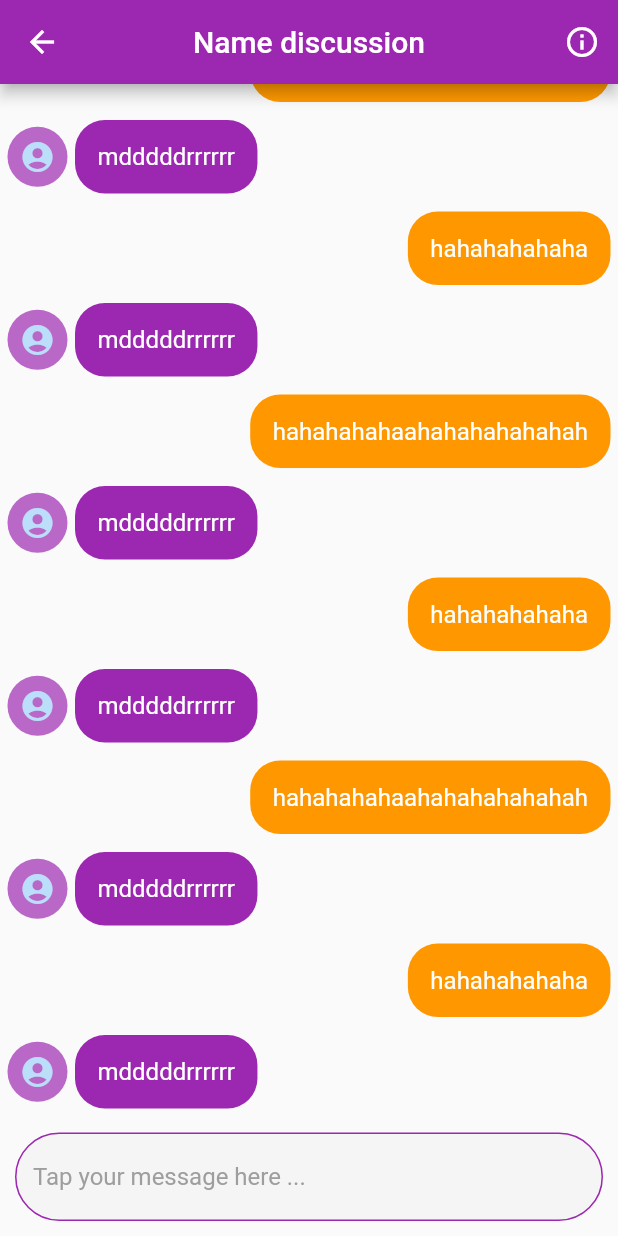
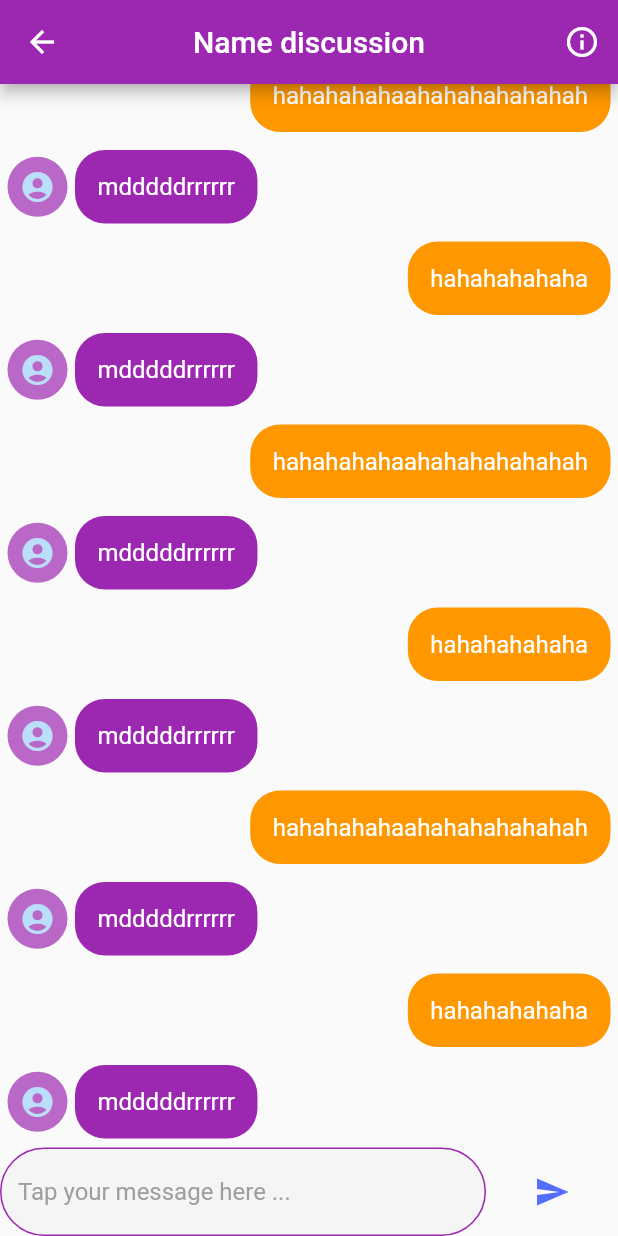
Before and after one commit to ZakariaKermouche/Jiwar, a Flutter app: the DiscussionPage screen opened by its route, on a phone screen of 412 x 824 dp. Run offline on Flutter 3.47's test engine with Material 2 defaults, Android fonts, the phone set to English and light mode, and no system bars; our stand-ins replace cloud_firestore, firebase_auth, firebase_core, firebase_storage, geolocator, google_maps_flutter and 2 more; accounts and stored records are empty.

Commit message:
Chat sender bar

```diff
--- a/lib/model/ChatUser.dart
+++ b/lib/model/ChatUser.dart
@@ -2,6 +2,7 @@ import 'package:flutter/cupertino.dart';
 import 'package:flutter/material.dart';
 
 class ChatUser {
+  //name of the room
   final String senderID;
   final String message;
   ChatUser({this.senderID, this.message});
--- a/lib/screens/discussion.dart
+++ b/lib/screens/discussion.dart
@@ -1,4 +1,5 @@
 import 'package:dir_khir/model/ChatUser.dart';
+import 'package:firebase_auth/firebase_auth.dart';
 import 'package:flutter/material.dart';
 
 class DiscussionPage extends StatefulWidget {
@@ -9,9 +10,13 @@ class DiscussionPage extends StatefulWidget {
 
 class _DiscussionPageState extends State<DiscussionPage> {
   //discussionModel disc = discussionModel.listMessages.elementAt(0);
-  String userOn = "1";
+  String userOn = "1";//logeduser
   List<ChatUser> messages = ChatUser.listMessages.reversed.toList();
-
+  ///Backend
+  final _auth = FirebaseAuth.instance;
+  FirebaseUser loggedInUser;
+  String messageText;
+  ///End Backend
   @override
   Widget build(BuildContext context) {
     return SafeArea(
@@ -26,7 +31,9 @@ class _DiscussionPageState extends State<DiscussionPage> {
           actions: <Widget>[
             IconButton(
               icon: Icon(Icons.info_outline),
-              onPressed: () => {},
+              onPressed: () => {
+                //Information of the discussion
+              },
             )
           ],
           backgroundColor: Colors.purple,
@@ -73,8 +80,9 @@ class _DiscussionPageState extends State<DiscussionPage> {
                 },
               ),
             ),
-            Padding(
-              padding: EdgeInsets.all(10),
+            Row(
+              children: <Widget>[
+                Expanded(
                   child: TextField(
                     decoration: InputDecoration(
                       hintText: "Tap your message here ...",
@@ -88,7 +96,16 @@ class _DiscussionPageState extends State<DiscussionPage> {
                         borderSide: BorderSide(color: Colors.purple),
                       ),
                     ),
+                    onChanged: (value){
+                      messageText = value;
+                    },
                   ),
+                ),
+                FlatButton(onPressed: (){
+
+                },
+                    child: Icon(Icons.send, color: Colors.indigoAccent,) )
+              ],
             ),
           ],
         ),
--- a/lib/screens/map.dart
+++ b/lib/screens/map.dart
@@ -172,8 +172,8 @@ class _MyMapState extends State<MyMap> {
                 12), //CameraPosition(target: LatLng(36.733332, 3.093334), zoom: 12),
         onMapCreated: _onMapCreated(controller),
 
-        //initialCameraPosition: CameraPosition(target: LatLng(36.733332, 3.093334), zoom: 12),//CameraPosition(target: _initialPosition,zoom: 12),//
-        //onMapCreated:_onMapCreated(controller),
+//        initialCameraPosition: CameraPosition(target: LatLng(36.733332, 3.093334), zoom: 12),//CameraPosition(target: _initialPosition,zoom: 12),//
+//        onMapCreated:_onMapCreated(controller),
         markers: _markers.values.toSet(),
       ),
       floatingActionButton: FloatingActionButton(
```
Lines whose indentation alone changed are shown as unchanged.
